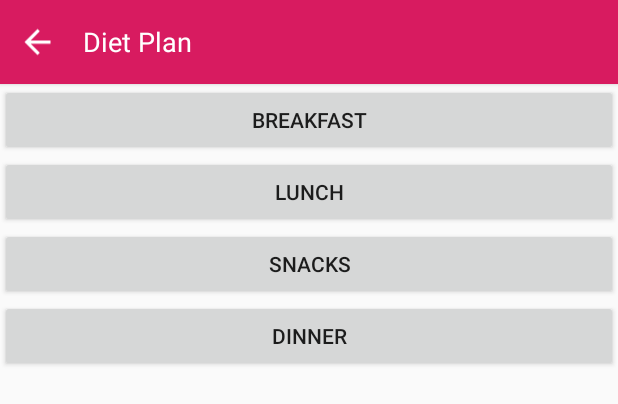
After one commit to Lavanyagaur22/SIH19, an Android app: the layout activity_diet.xml on its own in the app's theme, with its tools: preview values and no code run, on a phone screen of 412 x 824 dp. The commit adds this screen. Shown: the top 404 px of the screen. Run offline under Robolectric (Android 15) with nearby library versions, the phone set to English and light mode, and no system bars.

Commit message:
Age Done

```diff
--- /dev/null
+++ b/app/src/main/java/com/codingblocks/sih19/AgeCalculater.java
@@ -0,0 +1,38 @@
+package com.codingblocks.sih19;
+
+public class AgeCalculater {
+
+    static String findAge(int current_date, int current_month,
+                        int current_year, int birth_date,
+                        int birth_month, int birth_year)
+    {
+        int month[] = { 31, 28, 31, 30, 31, 30, 31,
+                31, 30, 31, 30, 31 };
+
+        // if birth date is greater then current
+        // birth_month, then donot count this month
+        // and add 30 to the date so as to subtract
+        // the date and get the remaining days
+        if (birth_date > current_date) {
+            current_month = current_month - 1;
+            current_date = current_date + month[birth_month - 1];
+        }
+
+        // if birth month exceeds current month,
+        // then do not count this year and add
+        // 12 to the month so that we can subtract
+        // and find out the difference
+        if (birth_month > current_month) {
+            current_year = current_year - 1;
+            current_month = current_month + 12;
+        }
+
+        // calculate date, month, year
+        int calculated_date = current_date - birth_date;
+        int calculated_month = current_month - birth_month;
+        int calculated_year = current_year - birth_year;
+
+        // print the present age
+     return calculated_year+"$"+calculated_month+"$"+calculated_date;
+    }
+}
--- a/app/src/main/java/com/codingblocks/sih19/MainActivity.java
+++ b/app/src/main/java/com/codingblocks/sih19/MainActivity.java
@@ -32,6 +32,11 @@ import org.json.JSONObject;
 import java.io.IOException;
 import java.io.InputStream;
 import java.nio.charset.StandardCharsets;
+import java.text.DateFormat;
+import java.text.SimpleDateFormat;
+import java.time.LocalDate;
+import java.time.Period;
+import java.time.temporal.ChronoUnit;
 import java.util.ArrayList;
 import java.util.Calendar;
 import java.util.Date;
@@ -71,12 +76,14 @@ public class MainActivity extends AppCompatActivity {
         viewImmunizationButton = findViewById(R.id.viewImmunizationButton);
         phoneVerify = findViewById(R.id.phoneVerifyButton);
 
+
         firebaseAuth = FirebaseAuth.getInstance();
         firebaseUser = firebaseAuth.getCurrentUser();
 
         firebaseDatabase = FirebaseDatabase.getInstance();
 
         immuneList = new ArrayList<>();
+
 
         databaseReference = firebaseDatabase.getReference("CerebralPalsy/Immunization");
 
@@ -178,8 +185,21 @@ public class MainActivity extends AppCompatActivity {
         govtSchemsBtn.setOnClickListener(new View.OnClickListener() {
             @Override
             public void onClick(View v) {
-              Intent intent = new Intent(MainActivity.this,GovtSchemsActivity.class);
-              startActivity(intent);
+            /*  Intent intent = new Intent(MainActivity.this,GovtSchemsActivity.class);
+              startActivity(intent);*/
+
+                DateFormat dateFormat = new SimpleDateFormat("dd/MM/yyyy");
+                Date date = new Date();
+                final String dateString = dateFormat.format(date);
+
+                String currDay = dateString.substring(0,2);
+                String currMonth = dateString.substring(3,5);
+                String currYear = dateString.substring(6,10);
+                String age =  AgeCalculater.findAge(Integer.parseInt(currDay),Integer.parseInt(currMonth),Integer.parseInt(currYear),12,1,2018);
+
+                Intent intent = new Intent(MainActivity.this,DietActivity.class);
+                intent.putExtra("Age",age);
+                startActivity(intent);
             }
         });
 
@@ -203,4 +223,6 @@ public class MainActivity extends AppCompatActivity {
 
     }
 
+
+
 }
--- /dev/null
+++ b/app/src/main/res/layout/activity_diet.xml
@@ -0,0 +1,96 @@
+<?xml version="1.0" encoding="utf-8"?>
+<LinearLayout xmlns:android="http://schemas.android.com/apk/res/android"
+    android:layout_width="match_parent"
+    android:layout_height="match_parent"
+    android:orientation="vertical"
+    xmlns:app="http://schemas.android.com/apk/res-auto">
+
+
+    <android.support.v7.widget.CardView
+        android:id="@+id/cardView2"
+        android:layout_width="match_parent"
+        android:layout_height="?android:attr/actionBarSize"
+        app:cardCornerRadius="0dp"
+        android:elevation="100dp"
+        app:cardBackgroundColor="@color/colorAccent">
+
+        <ImageView
+            android:id="@+id/backButton"
+            android:layout_width="50dp"
+            android:layout_height="match_parent"
+            android:layout_gravity="center_vertical"
+            android:layout_marginStart="0dp"
+            android:clickable="true"
+            android:focusable="true"
+            android:foreground="?android:attr/selectableItemBackground"
+            android:paddingStart="12dp"
+            android:paddingEnd="12dp"
+            android:src="@drawable/ic_arrow_back_black_24dp" />
+
+        <TextView
+            android:layout_width="wrap_content"
+            android:layout_height="wrap_content"
+            android:layout_gravity="center_vertical"
+            android:layout_marginStart="55dp"
+            android:text="@string/diet_plan"
+            android:id="@+id/helpId"
+            android:textColor="@android:color/white"
+            android:textSize="18dp" />
+
+    </android.support.v7.widget.CardView>
+
+   <Button
+       android:layout_width="match_parent"
+       android:layout_height="wrap_content"
+       android:id="@+id/breakFast"
+       android:text="@string/breakfast"/>
+    <LinearLayout
+        android:layout_width="match_parent"
+        android:layout_height="wrap_content"
+        android:orientation="vertical"
+        android:id="@+id/linerbreakfast">
+
+    </LinearLayout>
+
+    <Button
+        android:layout_width="match_parent"
+        android:layout_height="wrap_content"
+        android:id="@+id/lunch"
+        android:text="@string/lunch"/>
+    <LinearLayout
+        android:layout_width="match_parent"
+        android:layout_height="wrap_content"
+        android:orientation="vertical"
+        android:id="@+id/linearlunch">
+
+    </LinearLayout>
+    <Button
+        android:layout_width="match_parent"
+        android:layout_height="wrap_content"
+        android:id="@+id/snacks"
+        android:text="@string/snacks"/>
+
+    <LinearLayout
+        android:layout_width="match_parent"
+        android:layout_height="wrap_content"
+        android:orientation="vertical"
+        android:id="@+id/linearsnacks">
+
+    </LinearLayout>
+    <Button
+        android:layout_width="match_parent"
+        android:layout_height="wrap_content"
+        android:id="@+id/dinner"
+        android:text="@string/dinner"/>
+
+    <LinearLayout
+        android:layout_width="match_parent"
+        android:layout_height="wrap_content"
+        android:orientation="vertical"
+        android:id="@+id/lineardinner">
+
+    </LinearLayout>
+
+
+
+</LinearLayout>
--- a/app/src/main/res/values/strings.xml
+++ b/app/src/main/res/values/strings.xml
@@ -11,6 +11,11 @@
     <string name="name">Name</string>
     <string name="content">Content</string>
     <string name="location">Location</string>
+    <string name="diet_plan">Diet Plan</string>
+    <string name="breakfast">BreakFast</string>
+    <string name="lunch">Lunch</string>
+    <string name="snacks">Snacks</string>
+    <string name="dinner">Dinner</string>
 
     <string name="google_maps_API_key">AIzaSyD4GjGI7-L3pnpRE2c8mAUYrr6LEyjmQqg</string>
     <string name="title_activity_maps">Shishu Kalyan</string>
```
